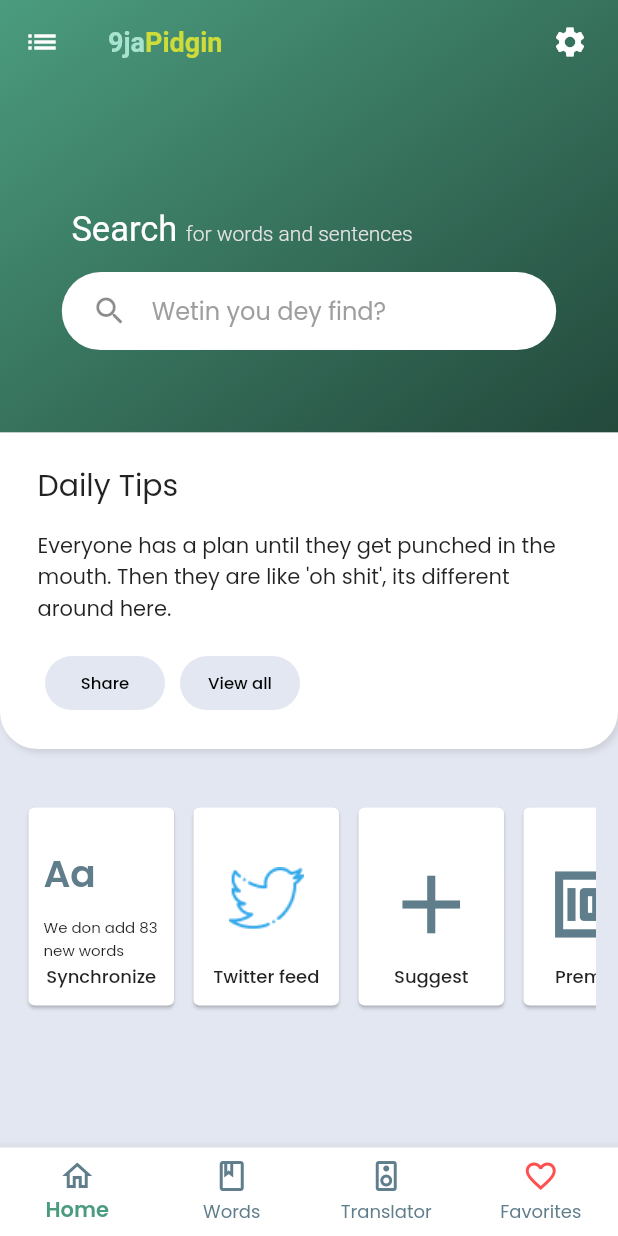
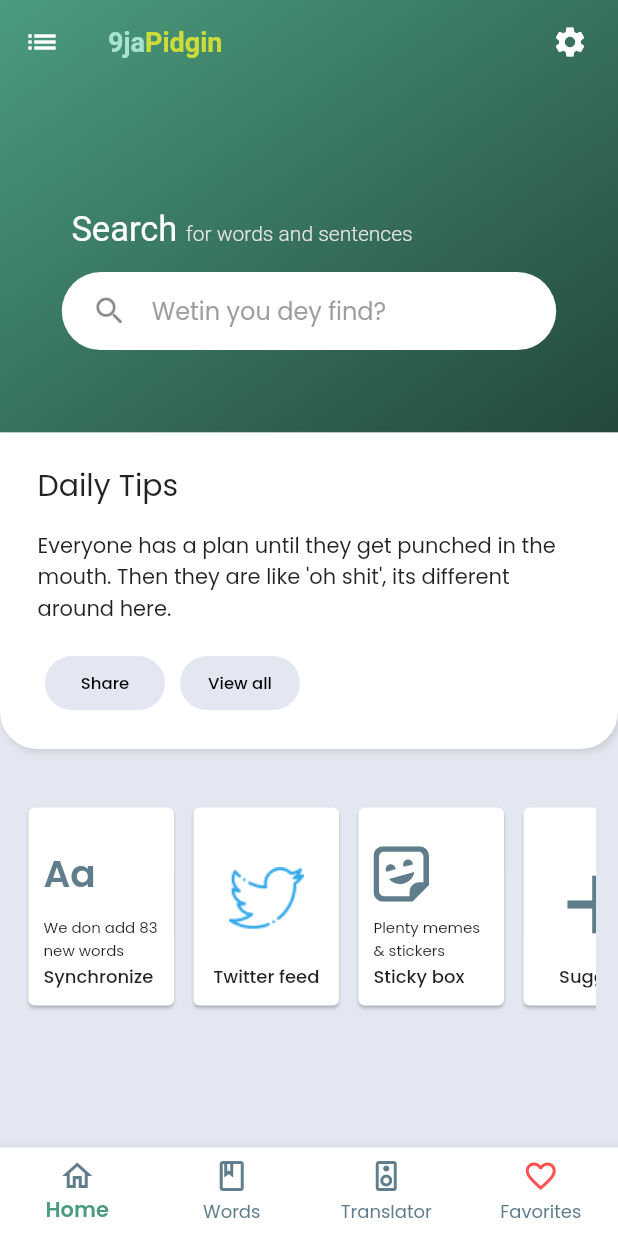
Before and after one commit to ngpidgin/NGPidgin.Mobile, a Flutter app: the screen it shows after launch, after a tap on "Oya na..", on a phone screen of 412 x 824 dp. Run offline on Flutter 3.47's test engine with Material 2 defaults, Android fonts, the phone set to English and light mode, and no system bars; our stand-ins replace flutter_svg, flutter_tts, share; project files that could hold a hidden picture were left out.

Commit message:
include Sticky Box card

```diff
--- a/lib/Screens/Dashboard/card_frame.dart
+++ b/lib/Screens/Dashboard/card_frame.dart
@@ -4,7 +4,10 @@ class DashboardCardFrame extends StatelessWidget {
   final Size size;
   final Widget body;
   final String title;
-  DashboardCardFrame(this.size, this.body, this.title);
+  final Alignment? titleAlignment;
+  final Function()? onPressed;
+  DashboardCardFrame(this.size, this.body, this.title,
+      {this.titleAlignment, this.onPressed});
 
   @override
   Widget build(BuildContext context) {
@@ -14,7 +17,7 @@ class DashboardCardFrame extends StatelessWidget {
       padding: EdgeInsets.only(right: 5),
       child: Card(
           child: InkWell(
-        onTap: () => {print("xxx")},
+        onTap: onPressed,
         child: Container(
           padding: EdgeInsets.symmetric(vertical: 12, horizontal: 10),
           child: Column(
@@ -26,7 +29,7 @@ class DashboardCardFrame extends StatelessWidget {
                   height: size.height * 0.6,
                   child: body),
               Container(
-                  alignment: Alignment.center,
+                  alignment: titleAlignment ?? Alignment.center,
                   height: size.height * 0.125,
                   child: Text(
                     title,
--- a/lib/Screens/Dashboard/link_cards.dart
+++ b/lib/Screens/Dashboard/link_cards.dart
@@ -1,7 +1,9 @@
 import 'package:flutter/material.dart';
 import 'package:flutter/rendering.dart';
+import 'package:flutter_svg/flutter_svg.dart';
 import 'package:ngpidgin/Screens/Dashboard/card_frame.dart';
 import 'package:ngpidgin/constants.dart';
+import 'package:ngpidgin/extensions/interactions.dart';
 
 class QuickLinkSection extends StatelessWidget {
   final Size cardSize = new Size(110, 130);
@@ -31,11 +33,28 @@ class QuickLinkSection extends StatelessWidget {
                         Text("We don add 83 new words",
                             style: TextStyle(fontSize: 10))
                       ]),
-                  "Synchronize"),
+                  "Synchronize",
+                  titleAlignment: Alignment.centerLeft),
               DashboardCardFrame(
                   cardSize,
                   Image.asset("assets/icons/twitter_outline.png"),
                   "Twitter feed"),
+              DashboardCardFrame(
+                cardSize,
+                Column(crossAxisAlignment: CrossAxisAlignment.start, children: [
+                  SvgPicture.asset("assets/icons/happy_sticker.svg"),
+                  SizedBox(height: 10),
+                  Text("Plenty memes & stickers",
+                      style: TextStyle(fontSize: 10))
+                ]),
+                "Sticky box",
+                titleAlignment: Alignment.centerLeft,
+                onPressed: () {
+                  print("x");
+                  ScaffoldMessenger.of(context).showSnackBar(
+                      Interactions.Snacky("We still dey cook this feature.. "));
+                },
+              ),
               DashboardCardFrame(
                   cardSize,
                   Icon(Icons.add,
--- a/lib/Screens/Start/start_screen.dart
+++ b/lib/Screens/Start/start_screen.dart
@@ -58,7 +58,8 @@ class StartScreen extends StatelessWidget {
           child: Button(
             "Oya na..",
             () {
-              Navigator.push(context, MaterialPageRoute(builder: (context) {
+              Navigator.pushReplacement(context,
+                  MaterialPageRoute(builder: (context) {
                 return AppNavigator();
               }));
             },
--- a/lib/Screens/app.dart
+++ b/lib/Screens/app.dart
@@ -7,8 +7,6 @@ import 'package:ngpidgin/Screens/Translator/translator_screen.dart';
 import 'package:ngpidgin/Screens/Words/words_screen.dart';
 
 class AppNavigator extends StatefulWidget {
-  // NormalBottomNavBar({Key key}) : super(key: key);
-
   @override
   AppNavigatorState createState() => AppNavigatorState();
 }
--- a/lib/constants.dart
+++ b/lib/constants.dart
@@ -22,5 +22,4 @@ class Palette {
   static const Lavendar = Color(0xFFE3E7F1);
   static const LightGray = Color(0xFFE3E3E3);
   static const PaleGreen = Colors.blueGrey;
-  static const DryPurple = Color(0xFF423250);
 }
--- a/lib/main.dart
+++ b/lib/main.dart
@@ -1,5 +1,4 @@
 import 'package:flutter/material.dart';
-import 'package:ngpidgin/Screens/Splash/splash_screen.dart';
 import 'package:ngpidgin/Screens/Start/start_screen.dart';
 import 'package:ngpidgin/constants.dart';
 
@@ -21,7 +20,6 @@ class MyApp extends StatelessWidget {
             canvasColor: Palette.Lavendar,
             appBarTheme: AppBarTheme(color: Colors.transparent),
             fontFamily: "Poppins"),
-      home: StartScreen(),
-    );
+        home: StartScreen());
   }
 }
```
Also changed, not shown: lib/Screens/Words/word_detail_screen.dart (renamed from lib/Screens/Words/word_detail.dart, +2 -5 lines), lib/Screens/Words/word_list.dart (+30 -3 lines), lib/Screens/Words/words_screen.dart (+22 -4 lines), assets/icons/happy_sticker.svg (added), assets/imgs/osita_confused_01.jpg (added), assets/imgs/osita_confused_02.jpg (added). Lines whose indentation alone changed are shown as unchanged.
